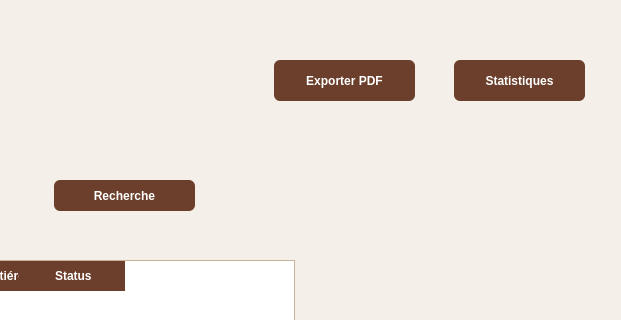
Old version of the form mainwindow.ui in the repository Esprit-UP-Algo/projetcpp2526-s2-2a14-smart-leather-goods-factory-1; both pictures show x 786 to 1407 and y 0 to 320 of the 1407 by 713 pixel window.
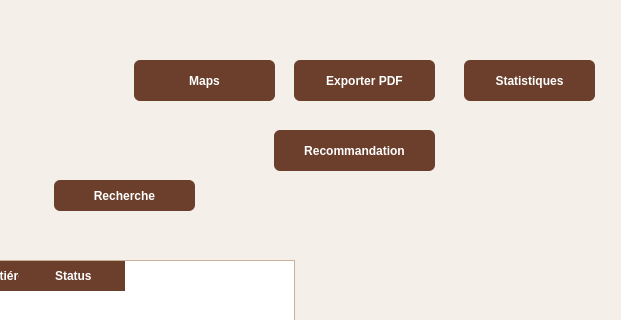
New version of the form.

What changed in the file:
```diff
--- a/mainwindow.ui
+++ b/mainwindow.ui
@@ -518,7 +518,7 @@
    <widget class="QPushButton" name="pushButton_8">
     <property name="geometry">
      <rect>
-      <x>1060</x>
+      <x>1080</x>
       <y>60</y>
       <width>141</width>
       <height>41</height>
@@ -528,10 +528,23 @@
      <string>Exporter PDF</string>
     </property>
    </widget>
+   <widget class="QPushButton" name="pushButton_maps">
+    <property name="geometry">
+     <rect>
+      <x>920</x>
+      <y>60</y>
+      <width>141</width>
+      <height>41</height>
+     </rect>
+    </property>
+    <property name="text">
+     <string>Maps</string>
+    </property>
+   </widget>
    <widget class="QPushButton" name="pushButton_9">
     <property name="geometry">
      <rect>
-      <x>1240</x>
+      <x>1250</x>
       <y>60</y>
       <width>131</width>
       <height>41</height>
@@ -541,6 +554,19 @@
      <string>Statistiques</string>
     </property>
    </widget>
+   <widget class="QPushButton" name="pushButton_recommandation">
+    <property name="geometry">
+     <rect>
+      <x>1060</x>
+      <y>130</y>
+      <width>161</width>
+      <height>41</height>
+     </rect>
+    </property>
+    <property name="text">
+     <string>Recommandation</string>
+    </property>
+   </widget>
    <widget class="QLabel" name="label_9">
     <property name="geometry">
      <rect>
```
